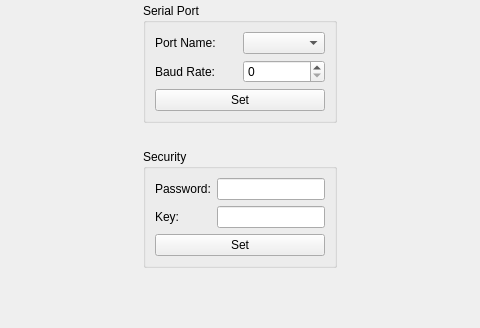
Old version of the form FOSSAGSCP/mainwindow.ui in the repository FOSSASystems/FOSSA-GroundStationControlPanel; both pictures show x 197 to 677 and y 302 to 630 of the 875 by 833 pixel window.
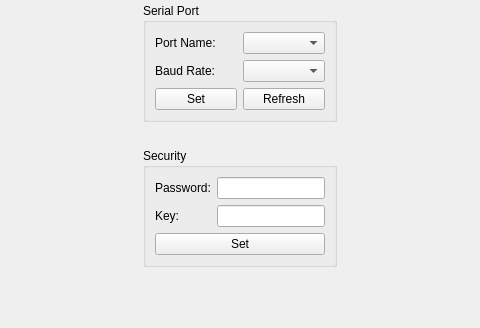
New version of the form. The open tabs and pages were chosen to show the change.

Commit message:
fixes to serial port thread, implementing the serial port settings
- changed spinbox in baud rate to combo box
- create 4 main functions to initialize each tab.
- removed refresh button in serial ports
- added serial port UI ations.
- added baud rate to settings class.
- added port name an baud rate to serialportthread class.
- fixed serial port thread, it needs to be constructed on the stack.

Patch:
```diff
--- a/FOSSAGSCP/mainwindow.ui
+++ b/FOSSAGSCP/mainwindow.ui
@@ -2368,9 +2368,6 @@
                <string>Serial Port</string>
               </property>
               <layout class="QGridLayout" name="gridLayout_37">
-               <item row="1" column="1">
-                <widget class="QSpinBox" name="ControlPanelSettings_serialPortBaudRateLineEdit"/>
-               </item>
                <item row="0" column="0">
                 <widget class="QLabel" name="label_76">
                  <property name="text">
@@ -2388,8 +2385,25 @@
                  </property>
                 </widget>
                </item>
-               <item row="3" column="0" colspan="2">
-                <widget class="QPushButton" name="ControlPanelSettings_serialPortSetButton">
+               <item row="1" column="1">
+                <widget class="QComboBox" name="ControlPanelSettings_serialPortBaudRate_ComboBox">
+                 <property name="currentText">
+                  <string/>
+                 </property>
+                 <property name="frame">
+                  <bool>true</bool>
+                 </property>
+                </widget>
+               </item>
+               <item row="3" column="1">
+                <widget class="QPushButton" name="ControlPanelSettings_refreshSerialPortButton">
+                 <property name="text">
+                  <string>Refresh</string>
+                 </property>
+                </widget>
+               </item>
+               <item row="3" column="0">
+                <widget class="QPushButton" name="ControlPanelSettings_serialPort_SetButton">
                  <property name="text">
                   <string>Set</string>
                  </property>
```
Left out of the diff: 26 changed lines with no effect on the pictures. The commit also changes 5 other files.
